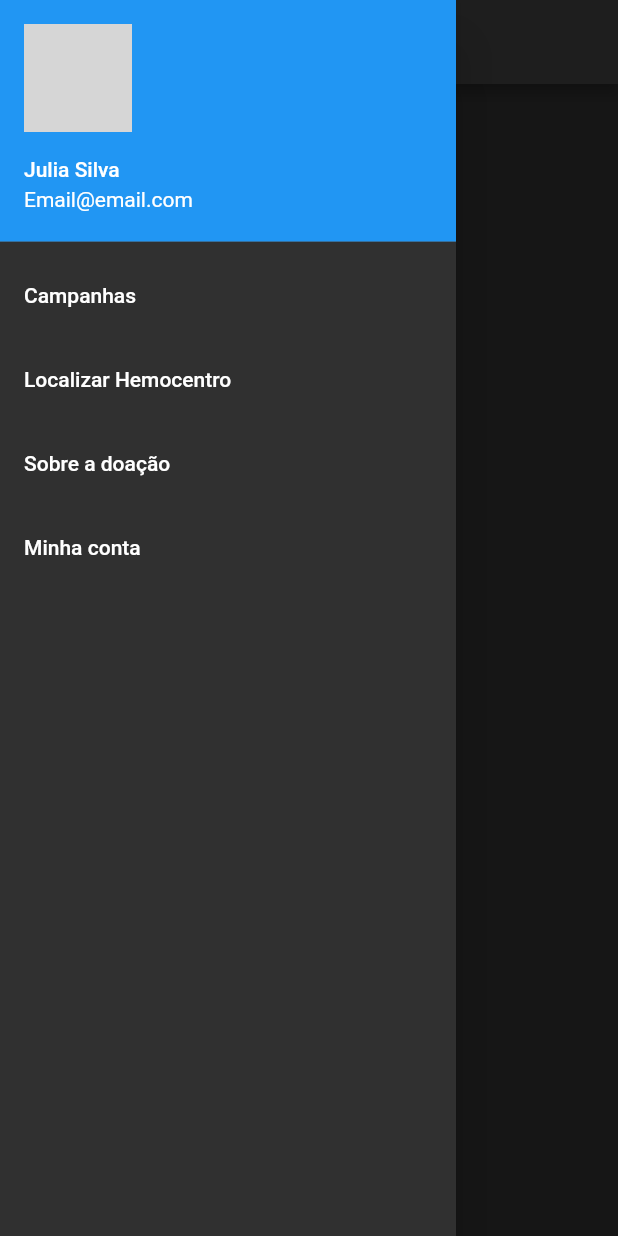
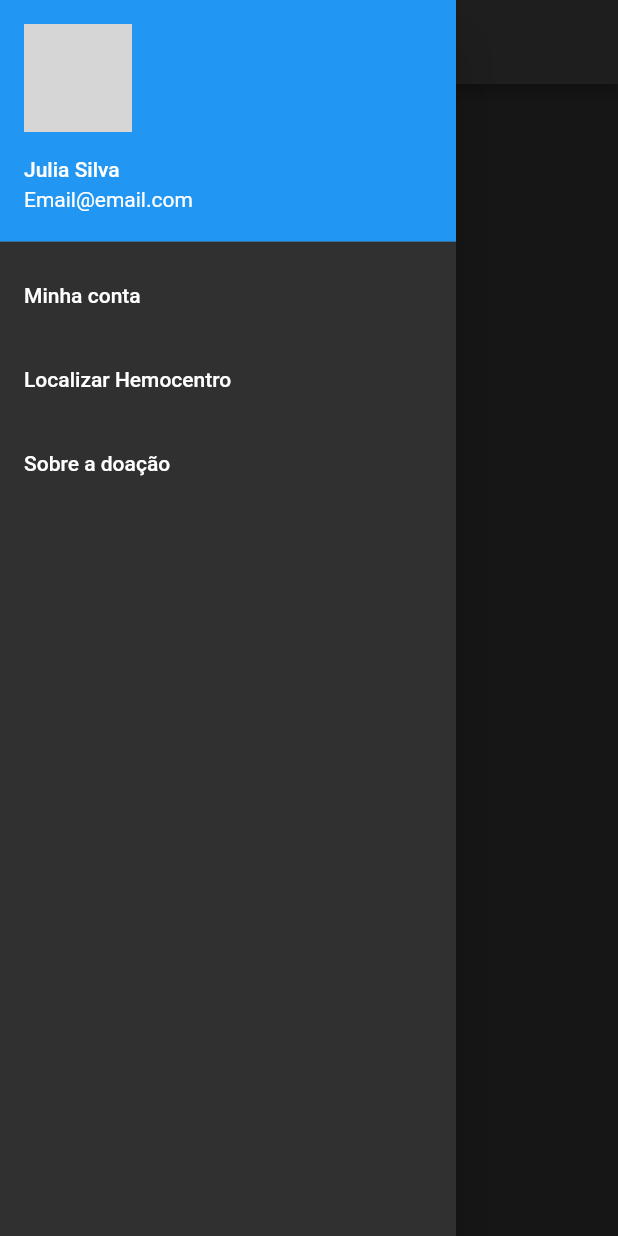
Before and after one commit to jsgorlon/doe_sangue, a Flutter app: the screen it shows after launch, with the side drawer open, on a phone screen of 412 x 824 dp. Run offline on Flutter 3.47's test engine with Material 2 defaults, Android fonts, the phone set to English and light mode, and no system bars; network calls fail; grey boxes are pictures that could not be loaded.

Commit message:
Demonstração git e retirada do icone campanhas da Drawer

```diff
--- a/lib/views/android/userStats.page.dart
+++ b/lib/views/android/userStats.page.dart
@@ -22,7 +22,7 @@ class UserStatsPage extends StatelessWidget {
               accountEmail: Text('Email@email.com'), //user data
             ),
             ListTile(
-              title: Text('Campanhas'),
+              title: Text('Minha conta'),
               onTap: () {
                 /// Next page address
               },
@@ -39,12 +39,6 @@ class UserStatsPage extends StatelessWidget {
                 /// Next page address
               },
             ),
-            ListTile(
-              title: Text('Minha conta'),
-              onTap: () {
-                /// Next page address
-              },
-            ),
           ],
         ),
       ),
```
